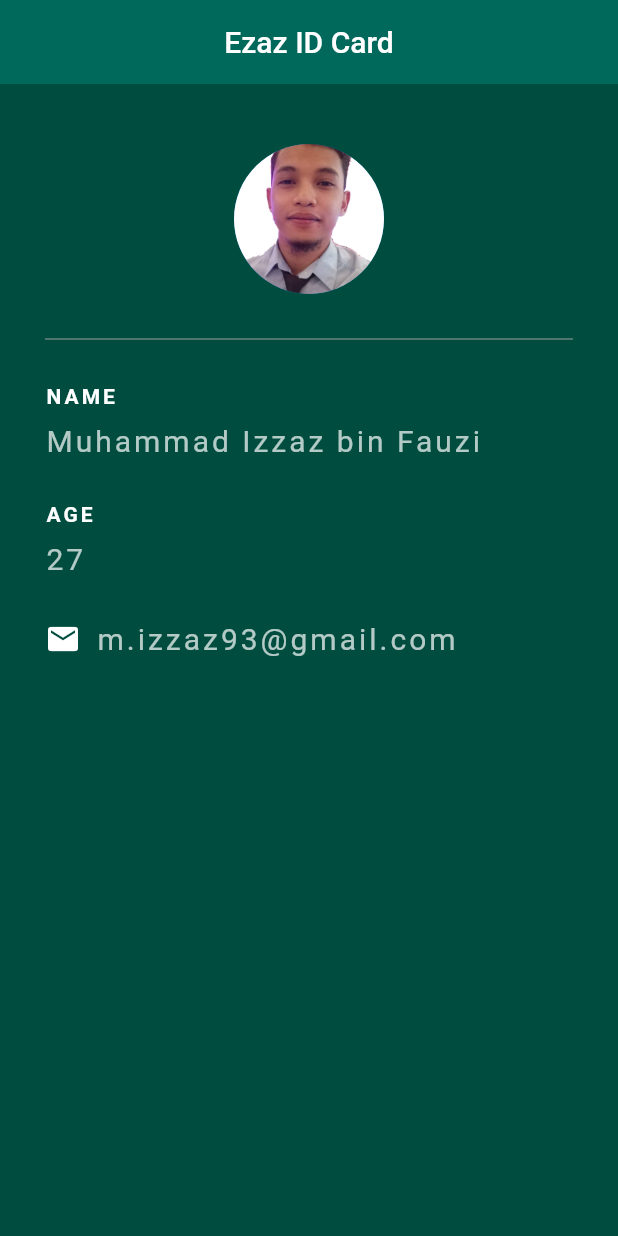
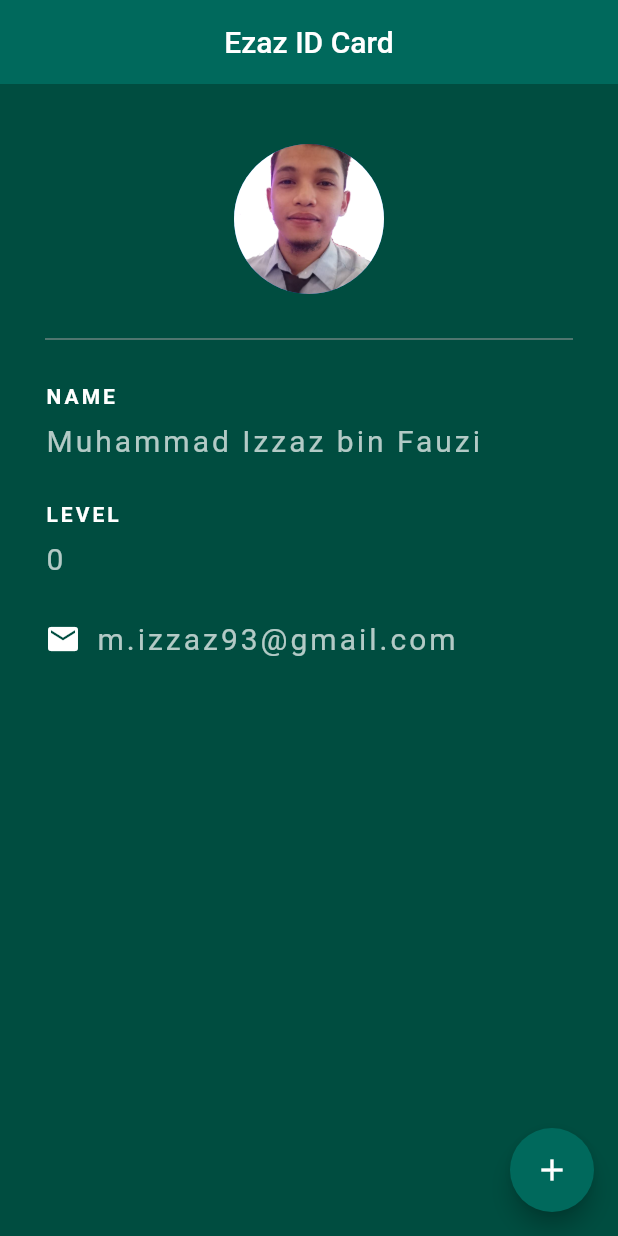
Before and after one commit to izzazfauzi/flutter_tutorial_beginner, a Flutter app: the screen it shows after launch, on a phone screen of 412 x 824 dp. Run offline on Flutter 3.47's test engine with Material 2 defaults, Android fonts, the phone set to English and light mode, and no system bars.

```diff
--- a/lib/main.dart
+++ b/lib/main.dart
@@ -8,7 +8,14 @@ void main() {
   );
 }
 
-class Home extends StatelessWidget {
+class Home extends StatefulWidget {
+  @override
+  _HomeState createState() => _HomeState();
+}
+
+class _HomeState extends State<Home> {
+  int level = 0;
+
   @override
   Widget build(BuildContext context) {
     return Scaffold(
@@ -18,6 +25,15 @@ class Home extends StatelessWidget {
         centerTitle: true,
         backgroundColor: Colors.teal[800],
         elevation: 0.0,
+      ),
+      floatingActionButton: FloatingActionButton(
+        onPressed: () {
+          setState(() {
+            level += 1;
+          });
+        },
+        child: Icon(Icons.add),
+        backgroundColor: Colors.teal[800],
       ),
       body: Padding(
         padding: EdgeInsets.fromLTRB(30.0, 40.0, 30.0, 0.0),
@@ -53,7 +69,7 @@ class Home extends StatelessWidget {
               height: 30.0,
             ),
             Text(
-              'AGE',
+              'LEVEL',
               style: TextStyle(
                   color: Colors.white,
                   letterSpacing: 2.0,
@@ -63,7 +79,7 @@ class Home extends StatelessWidget {
               height: 10.0,
             ),
             Text(
-              '27',
+              '$level',
               style: TextStyle(
                 color: Colors.white70,
                 letterSpacing: 2.0,
```
